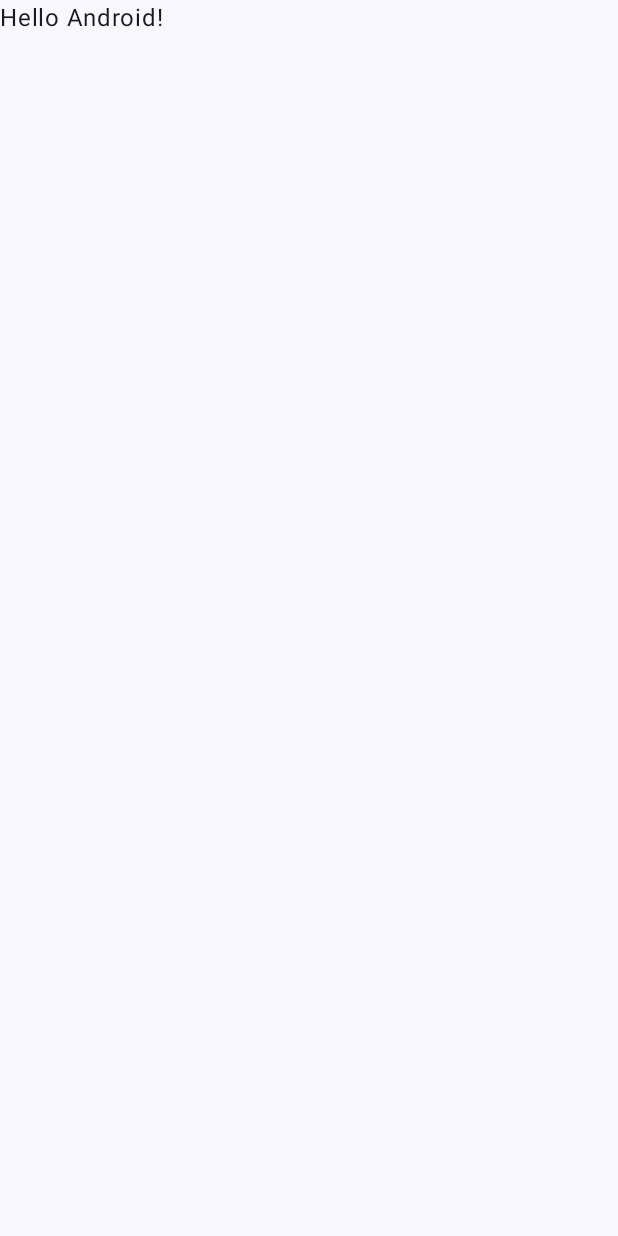
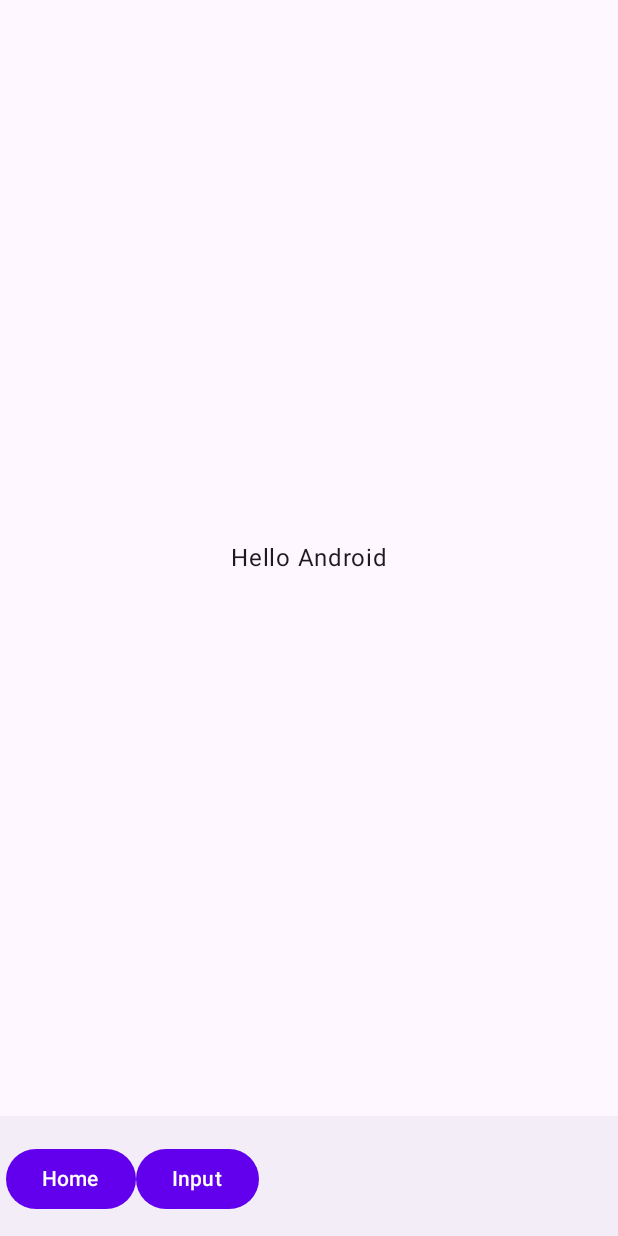
Before and after one commit to OiPKL/kotlin-practice, an Android app built with Jetpack Compose: the screen it shows after launch (MainActivity), on a phone screen of 412 x 824 dp. Before the commit the screen is almost empty. Run offline under Robolectric (Android 15) with nearby library versions, the phone set to English and light mode, and no system bars.

Commit message:
feat: mvvm

```diff
--- a/practicemvvm/src/main/java/com/fiveis/practicemvvm/MainActivity.kt
+++ b/practicemvvm/src/main/java/com/fiveis/practicemvvm/MainActivity.kt
@@ -3,45 +3,16 @@ package com.fiveis.practicemvvm
 import android.os.Bundle
 import androidx.activity.ComponentActivity
 import androidx.activity.compose.setContent
-import androidx.activity.enableEdgeToEdge
-import androidx.compose.foundation.layout.fillMaxSize
-import androidx.compose.foundation.layout.padding
-import androidx.compose.material3.Scaffold
-import androidx.compose.material3.Text
-import androidx.compose.runtime.Composable
-import androidx.compose.ui.Modifier
-import androidx.compose.ui.tooling.preview.Preview
-import com.fiveis.practicemvvm.ui.theme.MyAppTheme
+import com.fiveis.practicemvvm.presentation.ui.common.NavBar
+import com.fiveis.practicemvvm.presentation.theme.PracticeMVVMTheme
 
 class MainActivity : ComponentActivity() {
     override fun onCreate(savedInstanceState: Bundle?) {
         super.onCreate(savedInstanceState)
-        enableEdgeToEdge()
         setContent {
-            MyAppTheme {
-                Scaffold(modifier = Modifier.fillMaxSize()) { innerPadding ->
-                    Greeting(
-                        name = "Android",
-                        modifier = Modifier.padding(innerPadding)
-                    )
-                }
+            PracticeMVVMTheme {
+                NavBar()
             }
         }
     }
 }
-
-@Composable
-fun Greeting(name: String, modifier: Modifier = Modifier) {
-    Text(
-        text = "Hello $name!",
-        modifier = modifier
-    )
-}
-
-@Preview(showBackground = true)
-@Composable
-fun GreetingPreview() {
-    MyAppTheme {
-        Greeting("Android")
-    }
-}
--- /dev/null
+++ b/practicemvvm/src/main/java/com/fiveis/practicemvvm/data/dto/InputDto.kt
@@ -0,0 +1,5 @@
+package com.fiveis.practicemvvm.data.dto
+
+data class InputDto(
+    val text: String
+)
--- a/practicemvvm/src/main/java/com/fiveis/practicemvvm/presentation/theme/Color.kt
+++ b/practicemvvm/src/main/java/com/fiveis/practicemvvm/presentation/theme/Color.kt
@@ -1,4 +1,4 @@
-package com.fiveis.practicemvvm.ui.theme
+package com.fiveis.practicemvvm.presentation.theme
 
 import androidx.compose.ui.graphics.Color
 
--- a/practicemvvm/src/main/java/com/fiveis/practicemvvm/presentation/theme/Theme.kt
+++ b/practicemvvm/src/main/java/com/fiveis/practicemvvm/presentation/theme/Theme.kt
@@ -1,58 +1,19 @@
-package com.fiveis.practicemvvm.ui.theme
+package com.fiveis.practicemvvm.presentation.theme
 
-import android.app.Activity
-import android.os.Build
-import androidx.compose.foundation.isSystemInDarkTheme
 import androidx.compose.material3.MaterialTheme
-import androidx.compose.material3.darkColorScheme
-import androidx.compose.material3.dynamicDarkColorScheme
-import androidx.compose.material3.dynamicLightColorScheme
 import androidx.compose.material3.lightColorScheme
 import androidx.compose.runtime.Composable
-import androidx.compose.ui.platform.LocalContext
 
-private val DarkColorScheme = darkColorScheme(
-    primary = Purple80,
-    secondary = PurpleGrey80,
-    tertiary = Pink80
-)
-
-private val LightColorScheme = lightColorScheme(
-    primary = Purple40,
-    secondary = PurpleGrey40,
-    tertiary = Pink40
-
-    /* Other default colors to override
-    background = Color(0xFFFFFBFE),
-    surface = Color(0xFFFFFBFE),
-    onPrimary = Color.White,
-    onSecondary = Color.White,
-    onTertiary = Color.White,
-    onBackground = Color(0xFF1C1B1F),
-    onSurface = Color(0xFF1C1B1F),
-    */
+private val colorScheme = lightColorScheme(
+    primary = androidx.compose.ui.graphics.Color(0xFF6200EE),
+    secondary = androidx.compose.ui.graphics.Color(0xFF03DAC5)
 )
 
 @Composable
-fun MyAppTheme(
-    darkTheme: Boolean = isSystemInDarkTheme(),
-    // Dynamic color is available on Android 12+
-    dynamicColor: Boolean = true,
-    content: @Composable () -> Unit
-) {
-    val colorScheme = when {
-        dynamicColor && Build.VERSION.SDK_INT >= Build.VERSION_CODES.S -> {
-            val context = LocalContext.current
-            if (darkTheme) dynamicDarkColorScheme(context) else dynamicLightColorScheme(context)
-        }
-
-        darkTheme -> DarkColorScheme
-        else -> LightColorScheme
-    }
-
+fun PracticeMVVMTheme(content: @Composable () -> Unit) {
     MaterialTheme(
         colorScheme = colorScheme,
-        typography = Typography,
+        typography = androidx.compose.material3.Typography(),
         content = content
     )
 }
--- a/practicemvvm/src/main/java/com/fiveis/practicemvvm/presentation/theme/Type.kt
+++ b/practicemvvm/src/main/java/com/fiveis/practicemvvm/presentation/theme/Type.kt
@@ -1,4 +1,4 @@
-package com.fiveis.practicemvvm.ui.theme
+package com.fiveis.practicemvvm.presentation.theme
 
 import androidx.compose.material3.Typography
 import androidx.compose.ui.text.TextStyle
--- /dev/null
+++ b/practicemvvm/src/main/java/com/fiveis/practicemvvm/presentation/ui/common/NavBar.kt
@@ -0,0 +1,38 @@
+package com.fiveis.practicemvvm.presentation.ui.common
+
+import androidx.compose.material3.*
+import androidx.compose.runtime.Composable
+import androidx.navigation.compose.rememberNavController
+import androidx.navigation.compose.NavHost
+import androidx.navigation.compose.composable
+import com.fiveis.practicemvvm.presentation.ui.input.InputScreen
+import com.fiveis.practicemvvm.presentation.ui.home.HomeScreen
+import androidx.compose.foundation.layout.padding
+import androidx.compose.ui.Modifier
+
+@Composable
+fun NavBar() {
+    val navController = rememberNavController()
+
+    Scaffold(
+        bottomBar = {
+            BottomAppBar {
+                Button(onClick = { navController.navigate("home") }) {
+                    Text("Home")
+                }
+                Button(onClick = { navController.navigate("input") }) {
+                    Text("Input")
+                }
+            }
+        }
+    ) { paddingValues ->
+        NavHost(
+            navController = navController,
+            startDestination = "home",
+            modifier = Modifier.padding(paddingValues)
+        ) {
+            composable("home") { HomeScreen() }
+            composable("input") { InputScreen() }
+        }
+    }
+}
--- /dev/null
+++ b/practicemvvm/src/main/java/com/fiveis/practicemvvm/presentation/ui/home/HomeScreen.kt
@@ -0,0 +1,15 @@
+package com.fiveis.practicemvvm.presentation.ui.home
+
+import androidx.compose.foundation.layout.Box
+import androidx.compose.foundation.layout.fillMaxSize
+import androidx.compose.material3.Text
+import androidx.compose.runtime.Composable
+import androidx.compose.ui.Alignment
+import androidx.compose.ui.Modifier
+
+@Composable
+fun HomeScreen() {
+    Box(modifier = Modifier.fillMaxSize(), contentAlignment = Alignment.Center) {
+        Text("Hello Android")
+    }
+}
--- /dev/null
+++ b/practicemvvm/src/main/java/com/fiveis/practicemvvm/presentation/ui/home/HomeViewModel.kt
@@ -0,0 +1,6 @@
+package com.fiveis.practicemvvm.presentation.ui.home
+
+import androidx.lifecycle.ViewModel
+
+class HomeViewModel : ViewModel() {
+}
```
Also changed, not shown: practicemvvm/src/main/java/com/fiveis/practicemvvm/domain/repository/InputRepository.kt (added, +8 -0 lines), practicemvvm/src/main/java/com/fiveis/practicemvvm/domain/repository/InputRepositoryImpl.kt (added, +15 -0 lines), practicemvvm/src/main/java/com/fiveis/practicemvvm/domain/usecase/SaveInputUseCase.kt (added, +10 -0 lines), practicemvvm/src/main/java/com/fiveis/practicemvvm/presentation/ui/input/InputScreen.kt (added, +28 -0 lines), practicemvvm/src/main/java/com/fiveis/practicemvvm/presentation/ui/input/InputViewModel.kt (added, +22 -0 lines).
